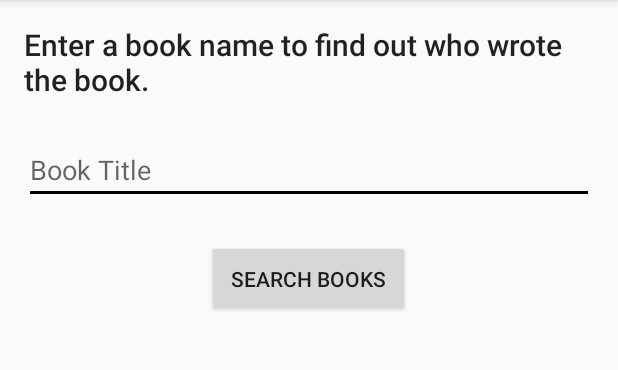
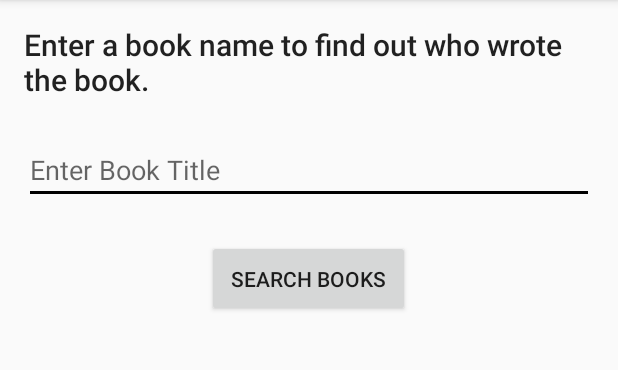
Before and after one commit to SidP919/Android_Development_Codelabs, an Android app: the BooksAsyncTaskLoader screen opened directly, with no data from a screen before it, on a phone screen of 412 x 824 dp, the part 84-454 px from its top. Run offline under Robolectric (Android 15) with nearby library versions, the phone set to English and light mode, and no system bars.

Commit message:
Updated BooksAsyncTaskLoader class to provide AsyncTaskLoader functionality

```diff
--- /dev/null
+++ b/app/src/main/res/layout-land/activity_books_async_task_loader.xml
@@ -0,0 +1,59 @@
+<?xml version="1.0" encoding="utf-8"?>
+<LinearLayout xmlns:android="http://schemas.android.com/apk/res/android"
+    xmlns:app="http://schemas.android.com/apk/res-auto"
+    xmlns:tools="http://schemas.android.com/tools"
+    android:layout_width="match_parent"
+    android:layout_height="match_parent"
+    android:layout_margin="@dimen/layoutMargin"
+    android:orientation="vertical"
+    tools:context=".BooksAsyncTaskLoader">
+
+    <TextView
+        android:id="@+id/BookAsyncTaskLoader_id_instructionsTV"
+        android:layout_width="match_parent"
+        android:layout_height="0dp"
+        android:layout_weight="0.2"
+        android:gravity="center"
+        android:text="@string/instructions"
+        android:textAppearance="?android:textAppearanceMedium" />
+
+    <EditText
+        android:id="@+id/BookAsyncTaskLoader_id_editText01"
+        android:layout_width="match_parent"
+        android:layout_height="0dp"
+        android:layout_marginTop="@dimen/layoutMargin"
+        android:layout_weight="0.2"
+        android:hint="@string/input_hint"
+        android:inputType="text"
+        android:maxLines="1"
+        tools:ignore="Autofill" />
+
+    <Button
+        android:id="@+id/BookAsyncTaskLoader_id_searchBook"
+        android:layout_width="wrap_content"
+        android:layout_height="0dp"
+        android:layout_gravity="center"
+        android:layout_marginTop="@dimen/viewMarginTop"
+        android:layout_weight="0.3"
+        android:onClick="searchTheBook"
+        android:padding="@dimen/viewPaddingLandscape"
+        android:text="@string/button_text" />
+
+    <TextView
+        android:id="@+id/BookAsyncTaskLoader_id_titleTV"
+        android:layout_width="match_parent"
+        android:layout_height="0dp"
+        android:layout_marginTop="@dimen/layoutMargin"
+        android:layout_weight="0.15"
+        android:gravity="center"
+        android:textAppearance="?android:textAppearanceMedium" />
+
+    <TextView
+        android:id="@+id/BookAsyncTaskLoader_id_authorTV"
+        android:layout_width="match_parent"
+        android:layout_height="0dp"
+        android:layout_marginTop="@dimen/layoutMargin"
+        android:layout_weight="0.15"
+        android:gravity="center"
+        android:textAppearance="?android:textAppearanceMedium" />
+</LinearLayout>
--- /dev/null
+++ b/app/src/main/res/layout-v26/activity_books_async_task_loader.xml
@@ -0,0 +1,53 @@
+<?xml version="1.0" encoding="utf-8"?>
+<RelativeLayout xmlns:android="http://schemas.android.com/apk/res/android"
+    xmlns:app="http://schemas.android.com/apk/res-auto"
+    xmlns:tools="http://schemas.android.com/tools"
+    android:layout_width="match_parent"
+    android:layout_height="match_parent"
+    android:layout_margin="@dimen/layoutMargin"
+    tools:context=".BooksAsyncTaskLoader">
+
+    <TextView
+        android:id="@+id/BookAsyncTaskLoader_id_instructionsTV"
+        android:layout_width="match_parent"
+        android:layout_height="wrap_content"
+        android:text="@string/instructions"
+        android:textAppearance="@style/TextAppearance.AppCompat.Title" />
+
+    <EditText
+        android:id="@+id/BookAsyncTaskLoader_id_editText01"
+        android:layout_width="match_parent"
+        android:layout_height="wrap_content"
+        android:layout_below="@id/BookAsyncTaskLoader_id_instructionsTV"
+        android:layout_marginTop="@dimen/viewMarginTop"
+        android:autofillHints=""
+        android:hint="@string/input_hint"
+        android:inputType="text" />
+
+    <Button
+        android:id="@+id/BookAsyncTaskLoader_id_searchBook"
+        android:layout_width="wrap_content"
+        android:layout_height="wrap_content"
+        android:layout_below="@id/BookAsyncTaskLoader_id_editText01"
+        android:layout_centerHorizontal="true"
+        android:layout_marginTop="@dimen/viewMarginTop"
+        android:onClick="searchTheBook"
+        android:padding="@dimen/viewPadding"
+        android:text="@string/button_text" />
+
+    <TextView
+        android:id="@+id/BookAsyncTaskLoader_id_titleTV"
+        android:layout_width="match_parent"
+        android:layout_height="wrap_content"
+        android:layout_below="@id/BookAsyncTaskLoader_id_searchBook"
+        android:layout_marginTop="@dimen/viewMarginTop"
+        android:textAppearance="@style/TextAppearance.AppCompat.Headline" />
+
+    <TextView
+        android:id="@+id/BookAsyncTaskLoader_id_authorTV"
+        android:layout_width="match_parent"
+        android:layout_height="wrap_content"
+        android:layout_below="@id/BookAsyncTaskLoader_id_titleTV"
+        android:layout_marginTop="@dimen/viewMarginTop"
+        android:textAppearance="@style/TextAppearance.AppCompat.Headline" />
+</RelativeLayout>
--- a/app/src/main/res/values/dimens.xml
+++ b/app/src/main/res/values/dimens.xml
@@ -3,4 +3,5 @@
     <dimen name="layoutMargin">16dp</dimen>
     <dimen name="viewMarginTop">24dp</dimen>
     <dimen name="viewPadding">16dp</dimen>
+    <dimen name="viewPaddingLandscape">8dp</dimen>
 </resources>
--- a/app/src/main/res/values/strings.xml
+++ b/app/src/main/res/values/strings.xml
@@ -13,7 +13,7 @@
     //Following strings are for BooksAsynTaskLoader files
     <string name="instructions">Enter a book name to find out who wrote the book. </string>
     <string name="button_text">Search Books</string>
-    <string name="input_hint">Book Title</string>
+    <string name="input_hint">Enter Book Title</string>
     <string name="no_results">No Results Found</string>
     <string name="BooksAsyncTaskLoader_string_loading"><![CDATA[Loading....]]></string>
 
```
Also changed, not shown: app/src/main/java/com/example/app01/BooksAsyncTaskLoader.java (+117 -2 lines).
